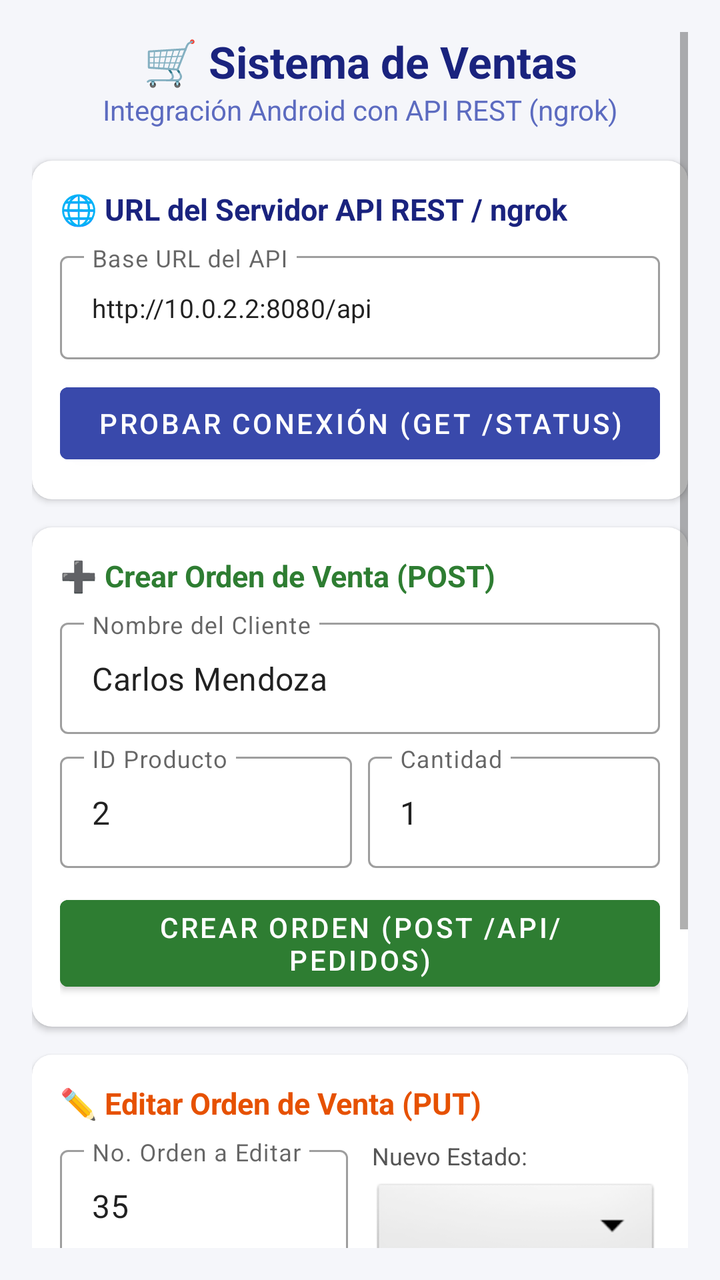
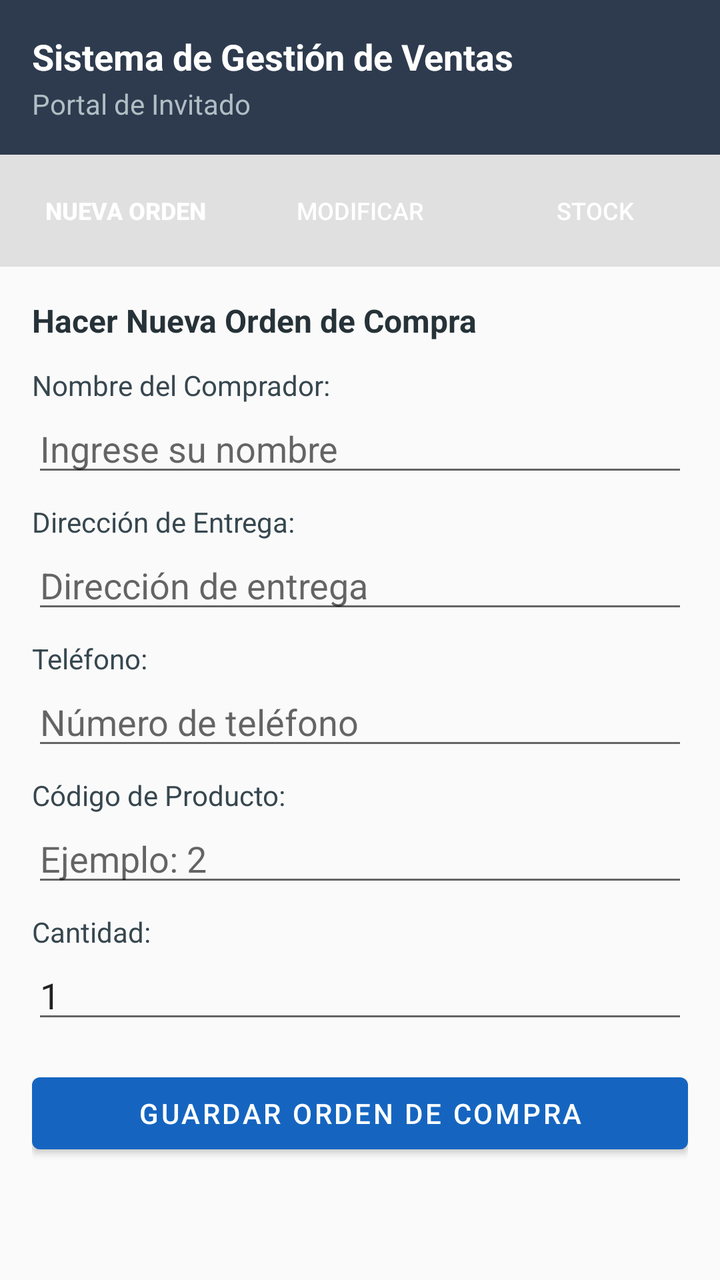

Before-and-after screenshots of an Android layout around one commit, followed by the original layout XML and the change that was made.
<!-- AndroidManifest.xml: application theme Theme.SistemaVentasMovil -->
<!-- res/layout/activity_main.xml -->
<?xml version="1.0" encoding="utf-8"?>
<ScrollView xmlns:android="http://schemas.android.com/apk/res/android"
    xmlns:app="http://schemas.android.com/apk/res-auto"
    android:layout_width="match_parent"
    android:layout_height="match_parent"
    android:background="#F5F6FA"
    android:padding="16dp">

    <LinearLayout
        android:layout_width="match_parent"
        android:layout_height="wrap_content"
        android:orientation="vertical">

        
        <TextView
            android:layout_width="match_parent"
            android:layout_height="wrap_content"
            android:gravity="center"
            android:text="🛒 Sistema de Ventas"
            android:textColor="#1A237E"
            android:textSize="22sp"
            android:textStyle="bold" />

        <TextView
            android:layout_width="match_parent"
            android:layout_height="wrap_content"
            android:layout_marginBottom="16dp"
            android:gravity="center"
            android:text="Integración Android con API REST (ngrok)"
            android:textColor="#5C6BC0"
            android:textSize="14sp" />

        
        <com.google.android.material.card.MaterialCardView
            android:layout_width="match_parent"
            android:layout_height="wrap_content"
            android:layout_marginBottom="14dp"
            app:cardCornerRadius="10dp"
            app:cardElevation="2dp">

            <LinearLayout
                android:layout_width="match_parent"
                android:layout_height="wrap_content"
                android:orientation="vertical"
                android:padding="14dp">

                <TextView
                    android:layout_width="wrap_content"
                    android:layout_height="wrap_content"
                    android:text="🌐 URL del Servidor API REST / ngrok"
                    android:textColor="#1A237E"
                    android:textSize="15sp"
                    android:textStyle="bold" />

                <com.google.android.material.textfield.TextInputLayout
                    style="@style/Widget.MaterialComponents.TextInputLayout.OutlinedBox"
                    android:layout_width="match_parent"
                    android:layout_height="wrap_content"
                    android:layout_marginTop="8dp"
                    android:hint="Base URL del API">

                    <com.google.android.material.textfield.TextInputEditText
                        android:id="@+id/etUrlApi"
                        android:layout_width="match_parent"
                        android:layout_height="wrap_content"
                        android:inputType="textUri"
                        android:text="http://10.0.2.2:8080/api"
                        android:textSize="13sp" />

                </com.google.android.material.textfield.TextInputLayout>

                <Button
                    android:id="@+id/btnProbarConexion"
                    android:layout_width="match_parent"
                    android:layout_height="wrap_content"
                    android:layout_marginTop="8dp"
                    android:backgroundTint="#3949AB"
                    android:text="Probar Conexión (GET /status)" />

            </LinearLayout>

        </com.google.android.material.card.MaterialCardView>

        
        <com.google.android.material.card.MaterialCardView
            android:layout_width="match_parent"
            android:layout_height="wrap_content"
            android:layout_marginBottom="14dp"
            app:cardCornerRadius="10dp"
            app:cardElevation="2dp">

            <LinearLayout
                android:layout_width="match_parent"
                android:layout_height="wrap_content"
                android:orientation="vertical"
                android:padding="14dp">

                <TextView
                    android:layout_width="wrap_content"
                    android:layout_height="wrap_content"
                    android:text="➕ Crear Orden de Venta (POST)"
                    android:textColor="#2E7D32"
                    android:textSize="15sp"
                    android:textStyle="bold" />

                <com.google.android.material.textfield.TextInputLayout
                    style="@style/Widget.MaterialComponents.TextInputLayout.OutlinedBox"
                    android:layout_width="match_parent"
                    android:layout_height="wrap_content"
                    android:layout_marginTop="8dp"
                    android:hint="Nombre del Cliente">

                    <com.google.android.material.textfield.TextInputEditText
                        android:id="@+id/etNombreCliente"
                        android:layout_width="match_parent"
                        android:layout_height="wrap_content"
                        android:inputType="textPersonName"
                        android:text="Carlos Mendoza" />

                </com.google.android.material.textfield.TextInputLayout>

                <LinearLayout
                    android:layout_width="match_parent"
                    android:layout_height="wrap_content"
                    android:layout_marginTop="6dp"
                    android:orientation="horizontal">

                    <com.google.android.material.textfield.TextInputLayout
                        style="@style/Widget.MaterialComponents.TextInputLayout.OutlinedBox"
                        android:layout_width="0dp"
                        android:layout_height="wrap_content"
                        android:layout_marginEnd="4dp"
                        android:layout_weight="1"
                        android:hint="ID Producto">

                        <com.google.android.material.textfield.TextInputEditText
                            android:id="@+id/etProductoId"
                            android:layout_width="match_parent"
                            android:layout_height="wrap_content"
                            android:inputType="number"
                            android:text="2" />

                    </com.google.android.material.textfield.TextInputLayout>

                    <com.google.android.material.textfield.TextInputLayout
                        style="@style/Widget.MaterialComponents.TextInputLayout.OutlinedBox"
                        android:layout_width="0dp"
                        android:layout_height="wrap_content"
                        android:layout_marginStart="4dp"
                        android:layout_weight="1"
                        android:hint="Cantidad">

                        <com.google.android.material.textfield.TextInputEditText
                            android:id="@+id/etCantidad"
                            android:layout_width="match_parent"
                            android:layout_height="wrap_content"
                            android:inputType="number"
                            android:text="1" />

                    </com.google.android.material.textfield.TextInputLayout>

                </LinearLayout>

                <Button
                    android:id="@+id/btnCrearOrden"
                    android:layout_width="match_parent"
                    android:layout_height="wrap_content"
                    android:layout_marginTop="10dp"
                    android:backgroundTint="#2E7D32"
                    android:text="Crear Orden (POST /api/pedidos)" />

            </LinearLayout>

        </com.google.android.material.card.MaterialCardView>

        
        <com.google.android.material.card.MaterialCardView
            android:layout_width="match_parent"
            android:layout_height="wrap_content"
            android:layout_marginBottom="14dp"
            app:cardCornerRadius="10dp"
            app:cardElevation="2dp">

            <LinearLayout
                android:layout_width="match_parent"
                android:layout_height="wrap_content"
                android:orientation="vertical"
                android:padding="14dp">

                <TextView
                    android:layout_width="wrap_content"
                    android:layout_height="wrap_content"
                    android:text="✏️ Editar Orden de Venta (PUT)"
                    android:textColor="#E65100"
                    android:textSize="15sp"
                    android:textStyle="bold" />

                <LinearLayout
                    android:layout_width="match_parent"
                    android:layout_height="wrap_content"
                    android:layout_marginTop="8dp"
                    android:orientation="horizontal">

                    <com.google.android.material.textfield.TextInputLayout
                        style="@style/Widget.MaterialComponents.TextInputLayout.OutlinedBox"
                        android:layout_width="0dp"
                        android:layout_height="wrap_content"
                        android:layout_marginEnd="6dp"
                        android:layout_weight="1"
                        android:hint="No. Orden a Editar">

                        <com.google.android.material.textfield.TextInputEditText
                            android:id="@+id/etIdOrdenEditar"
                            android:layout_width="match_parent"
                            android:layout_height="wrap_content"
                            android:inputType="number"
                            android:text="35" />

                    </com.google.android.material.textfield.TextInputLayout>

                    <LinearLayout
                        android:layout_width="0dp"
                        android:layout_height="wrap_content"
                        android:layout_marginStart="6dp"
                        android:layout_weight="1"
                        android:orientation="vertical">

                        <TextView
                            android:layout_width="wrap_content"
                            android:layout_height="wrap_content"
                            android:text="Nuevo Estado:"
                            android:textColor="#555"
                            android:textSize="12sp" />

                        <Spinner
                            android:id="@+id/spNuevoEstado"
                            android:layout_width="match_parent"
                            android:layout_height="48dp"
                            android:layout_marginTop="4dp"
                            android:background="@android:drawable/btn_dropdown" />

                    </LinearLayout>

                </LinearLayout>

                <Button
                    android:id="@+id/btnEditarOrden"
                    android:layout_width="match_parent"
                    android:layout_height="wrap_content"
                    android:layout_marginTop="10dp"
                    android:backgroundTint="#E65100"
                    android:text="Actualizar Orden (PUT /api/pedidos/{id})" />

            </LinearLayout>

        </com.google.android.material.card.MaterialCardView>

        
        <com.google.android.material.card.MaterialCardView
            android:layout_width="match_parent"
            android:layout_height="wrap_content"
            android:layout_marginBottom="24dp"
            app:cardCornerRadius="10dp"
            app:cardElevation="2dp">

            <LinearLayout
                android:layout_width="match_parent"
                android:layout_height="wrap_content"
                android:orientation="vertical"
                android:padding="14dp">

                <TextView
                    android:layout_width="wrap_content"
                    android:layout_height="wrap_content"
                    android:text="📩 Respuesta del Servidor API REST:"
                    android:textColor="#37474F"
                    android:textSize="14sp"
                    android:textStyle="bold" />

                <TextView
                    android:id="@+id/tvRespuestaApi"
                    android:layout_width="match_parent"
                    android:layout_height="wrap_content"
                    android:layout_marginTop="8dp"
                    android:background="#ECEFF1"
                    android:padding="12dp"
                    android:text="Presiona un botón para interactuar con la API REST..."
                    android:textColor="#263238"
                    android:textSize="13sp"
                    android:typeface="monospace" />

            </LinearLayout>

        </com.google.android.material.card.MaterialCardView>

    </LinearLayout>

</ScrollView>
<!-- resources referenced by this layout -->
<resources>
  <style name="Theme.SistemaVentasMovil" parent="Theme.MaterialComponents.DayNight.DarkActionBar">
          <item name="colorPrimary">@color/primary</item>
          <item name="colorPrimaryVariant">@color/primary_dark</item>
          <item name="colorOnPrimary">@color/surface</item>
          <item name="colorSecondary">@color/accent</item>
          <item name="android:statusBarColor">?attr/colorPrimaryVariant</item>
      </style>
  <color name="primary">#1565C0</color>
  <color name="primary_dark">#0D47A1</color>
  <color name="surface">#FFFFFF</color>
  <color name="accent">#00BCD4</color>
</resources>

<!-- the commit's change to res/layout/activity_main.xml (unified diff, before → after) -->
@@ -1,298 +1,277 @@
 <?xml version="1.0" encoding="utf-8"?>
-<ScrollView xmlns:android="http://schemas.android.com/apk/res/android"
-    xmlns:app="http://schemas.android.com/apk/res-auto"
+<LinearLayout xmlns:android="http://schemas.android.com/apk/res/android"
     android:layout_width="match_parent"
     android:layout_height="match_parent"
-    android:background="#F5F6FA"
-    android:padding="16dp">
-
+    android:orientation="vertical"
+    android:background="#FAFAFA">
+
+    
     <LinearLayout
         android:layout_width="match_parent"
         android:layout_height="wrap_content"
-        android:orientation="vertical">
-
-        
+        android:orientation="vertical"
+        android:background="#2E3B4E"
+        android:padding="16dp">
+
         <TextView
+            android:layout_width="wrap_content"
+            android:layout_height="wrap_content"
+            android:text="Sistema de Gestión de Ventas"
+            android:textColor="#FFFFFF"
+            android:textSize="18sp"
+            android:textStyle="bold" />
+
+        <TextView
+            android:layout_width="wrap_content"
+            android:layout_height="wrap_content"
+            android:layout_marginTop="2dp"
+            android:text="Portal de Invitado"
+            android:textColor="#B0BEC5"
+            android:textSize="14sp" />
+
+    </LinearLayout>
+
+    
+    <LinearLayout
+        android:layout_width="match_parent"
+        android:layout_height="wrap_content"
+        android:orientation="horizontal"
+        android:background="#E0E0E0"
+        android:padding="4dp">
+
+        <Button
+            android:id="@+id/btnMenuNuevaOrden"
+            style="?android:attr/borderlessButtonStyle"
+            android:layout_width="0dp"
+            android:layout_height="wrap_content"
+            android:layout_weight="1"
+            android:text="Nueva Orden"
+            android:textSize="12sp"
+            android:textStyle="bold" />
+
+        <Button
+            android:id="@+id/btnMenuModificar"
+            style="?android:attr/borderlessButtonStyle"
+            android:layout_width="0dp"
+            android:layout_height="wrap_content"
+            android:layout_weight="1"
+            android:text="Modificar"
+            android:textSize="12sp" />
+
+        <Button
+            android:id="@+id/btnMenuStock"
+            style="?android:attr/borderlessButtonStyle"
+            android:layout_width="0dp"
+            android:layout_height="wrap_content"
+            android:layout_weight="1"
+            android:text="Stock"
+            android:textSize="12sp" />
+
+    </LinearLayout>
+
+    
+    <ScrollView
+        android:layout_width="match_parent"
+        android:layout_height="match_parent"
+        android:padding="16dp">
+
+        <LinearLayout
             android:layout_width="match_parent"
             android:layout_height="wrap_content"
-            android:gravity="center"
-            android:text="🛒 Sistema de Ventas"
-            android:textColor="#1A237E"
-            android:textSize="22sp"
-            android:textStyle="bold" />
-
-        <TextView
-            android:layout_width="match_parent"
-            android:layout_height="wrap_content"
-            android:layout_marginBottom="16dp"
-            android:gravity="center"
-            android:text="Integración Android con API REST (ngrok)"
-            android:textColor="#5C6BC0"
-            android:textSize="14sp" />
-
-        
-        <com.google.android.material.card.MaterialCardView
-            android:layout_width="match_parent"
-            android:layout_height="wrap_content"
-            android:layout_marginBottom="14dp"
-            app:cardCornerRadius="10dp"
-            app:cardElevation="2dp">
-
+            android:orientation="vertical">
+
+            
+            
+            
             <LinearLayout
+                android:id="@+id/panelNuevaOrden"
                 android:layout_width="match_parent"
                 android:layout_height="wrap_content"
                 android:orientation="vertical"
-                android:padding="14dp">
-
-                <TextView
-                    android:layout_width="wrap_content"
-                    android:layout_height="wrap_content"
-                    android:text="🌐 URL del Servidor API REST / ngrok"
-                    android:textColor="#1A237E"
-                    android:textSize="15sp"
+                android:visibility="visible">
+
+                <TextView
+                    android:layout_width="wrap_content"
+                    android:layout_height="wrap_content"
+                    android:text="Hacer Nueva Orden de Compra"
+                    android:textColor="#263238"
+                    android:textSize="16sp"
                     android:textStyle="bold" />
 
-                <com.google.android.material.textfield.TextInputLayout
-                    style="@style/Widget.MaterialComponents.TextInputLayout.OutlinedBox"
-                    android:layout_width="match_parent"
-                    android:layout_height="wrap_content"
-                    android:layout_marginTop="8dp"
-                    android:hint="Base URL del API">
-
-                    <com.google.android.material.textfield.TextInputEditText
-                        android:id="@+id/etUrlApi"
-                        android:layout_width="match_parent"
-                        android:layout_height="wrap_content"
-                        android:inputType="textUri"
-                        android:text="http://10.0.2.2:8080/api"
-                        android:textSize="13sp" />
-
-                </com.google.android.material.textfield.TextInputLayout>
+                <TextView
+                    android:layout_width="wrap_content"
+                    android:layout_height="wrap_content"
+                    android:layout_marginTop="12dp"
+                    android:text="Nombre del Comprador:"
+                    android:textColor="#37474F" />
+
+                <EditText
+                    android:id="@+id/txtNombre"
+                    android:layout_width="match_parent"
+                    android:layout_height="wrap_content"
+                    android:hint="Ingrese su nombre"
+                    android:inputType="textPersonName" />
+
+                <TextView
+                    android:layout_width="wrap_content"
+                    android:layout_height="wrap_content"
+                    android:layout_marginTop="8dp"
+                    android:text="Dirección de Entrega:"
+                    android:textColor="#37474F" />
+
+                <EditText
+                    android:id="@+id/txtDireccion"
+                    android:layout_width="match_parent"
+                    android:layout_height="wrap_content"
+                    android:hint="Dirección de entrega"
+                    android:inputType="textPostalAddress" />
+
+                <TextView
+                    android:layout_width="wrap_content"
+                    android:layout_height="wrap_content"
+                    android:layout_marginTop="8dp"
+                    android:text="Teléfono:"
+                    android:textColor="#37474F" />
+
+                <EditText
+                    android:id="@+id/txtTelefono"
+                    android:layout_width="match_parent"
+                    android:layout_height="wrap_content"
+                    android:hint="Número de teléfono"
+                    android:inputType="phone" />
+
+                <TextView
+                    android:layout_width="wrap_content"
+                    android:layout_height="wrap_content"
+                    android:layout_marginTop="8dp"
+                    android:text="Código de Producto:"
+                    android:textColor="#37474F" />
+
+                <EditText
+                    android:id="@+id/txtProductoId"
+                    android:layout_width="match_parent"
+                    android:layout_height="wrap_content"
+                    android:hint="Ejemplo: 2"
+                    android:inputType="number" />
+
+                <TextView
+                    android:layout_width="wrap_content"
+                    android:layout_height="wrap_content"
+                    android:layout_marginTop="8dp"
+                    android:text="Cantidad:"
+                    android:textColor="#37474F" />
+
+                <EditText
+                    android:id="@+id/txtCantidad"
+                    android:layout_width="match_parent"
+                    android:layout_height="wrap_content"
+                    android:hint="Cantidad a solicitar"
+                    android:inputType="number"
+                    android:text="1" />
 
                 <Button
-                    android:id="@+id/btnProbarConexion"
-                    android:layout_width="match_parent"
-                    android:layout_height="wrap_content"
-                    android:layout_marginTop="8dp"
-                    android:backgroundTint="#3949AB"
-                    android:text="Probar Conexión (GET /status)" />
+                    android:id="@+id/btnGuardarOrden"
+                    android:layout_width="match_parent"
+                    android:layout_height="wrap_content"
+                    android:layout_marginTop="16dp"
+                    android:text="Guardar Orden de Compra" />
 
             </LinearLayout>
 
-        </com.google.android.material.card.MaterialCardView>
-
-        
-        <com.google.android.material.card.MaterialCardView
-            android:layout_width="match_parent"
-            android:layout_height="wrap_content"
-            android:layout_marginBottom="14dp"
-            app:cardCornerRadius="10dp"
-            app:cardElevation="2dp">
-
+            
+            
+            
             <LinearLayout
+                android:id="@+id/panelModificarOrden"
                 android:layout_width="match_parent"
                 android:layout_height="wrap_content"
                 android:orientation="vertical"
-                android:padding="14dp">
-
-                <TextView
-                    android:layout_width="wrap_content"
-                    android:layout_height="wrap_content"
-                    android:text="➕ Crear Orden de Venta (POST)"
-                    android:textColor="#2E7D32"
-                    android:textSize="15sp"
+                android:visibility="gone">
+
+                <TextView
+                    android:layout_width="wrap_content"
+                    android:layout_height="wrap_content"
+                    android:text="Modificar Orden de Compra"
+                    android:textColor="#263238"
+                    android:textSize="16sp"
                     android:textStyle="bold" />
 
-                <com.google.android.material.textfield.TextInputLayout
-                    style="@style/Widget.MaterialComponents.TextInputLayout.OutlinedBox"
-                    android:layout_width="match_parent"
-                    android:layout_height="wrap_content"
-                    android:layout_marginTop="8dp"
-                    android:hint="Nombre del Cliente">
-
-                    <com.google.android.material.textfield.TextInputEditText
-                        android:id="@+id/etNombreCliente"
-                        android:layout_width="match_parent"
-                        android:layout_height="wrap_content"
-                        android:inputType="textPersonName"
-                        android:text="Carlos Mendoza" />
-
-                </com.google.android.material.textfield.TextInputLayout>
-
-                <LinearLayout
-                    android:layout_width="match_parent"
-                    android:layout_height="wrap_content"
-                    android:layout_marginTop="6dp"
-                    android:orientation="horizontal">
-
-                    <com.google.android.material.textfield.TextInputLayout
-                        style="@style/Widget.MaterialComponents.TextInputLayout.OutlinedBox"
-                        android:layout_width="0dp"
-                        android:layout_height="wrap_content"
-                        android:layout_marginEnd="4dp"
-                        android:layout_weight="1"
-                        android:hint="ID Producto">
-
-                        <com.google.android.material.textfield.TextInputEditText
-                            android:id="@+id/etProductoId"
-                            android:layout_width="match_parent"
-                            android:layout_height="wrap_content"
-                            android:inputType="number"
-                            android:text="2" />
-
-                    </com.google.android.material.textfield.TextInputLayout>
-
-                    <com.google.android.material.textfield.TextInputLayout
-                        style="@style/Widget.MaterialComponents.TextInputLayout.OutlinedBox"
-                        android:layout_width="0dp"
-                        android:layout_height="wrap_content"
-                        android:layout_marginStart="4dp"
-                        android:layout_weight="1"
-                        android:hint="Cantidad">
-
-                        <com.google.android.material.textfield.TextInputEditText
-                            android:id="@+id/etCantidad"
-                            android:layout_width="match_parent"
-                            android:layout_height="wrap_content"
-                            android:inputType="number"
-                            android:text="1" />
-
-                    </com.google.android.material.textfield.TextInputLayout>
-
-                </LinearLayout>
+                <TextView
+                    android:layout_width="wrap_content"
+                    android:layout_height="wrap_content"
+                    android:layout_marginTop="12dp"
+                    android:text="No. de Orden:"
+                    android:textColor="#37474F" />
+
+                <EditText
+                    android:id="@+id/txtModificarId"
+                    android:layout_width="match_parent"
+                    android:layout_height="wrap_content"
+                    android:hint="Ingrese el ID de la orden"
+                    android:inputType="number" />
+
+                <TextView
+                    android:layout_width="wrap_content"
+                    android:layout_height="wrap_content"
+                    android:layout_marginTop="8dp"
+                    android:text="Estado:"
+                    android:textColor="#37474F" />
+
+                <Spinner
+                    android:id="@+id/cmbEstado"
+                    android:layout_width="match_parent"
+                    android:layout_height="48dp"
+                    android:layout_marginTop="4dp" />
 
                 <Button
-                    android:id="@+id/btnCrearOrden"
-                    android:layout_width="match_parent"
-                    android:layout_height="wrap_content"
-                    android:layout_marginTop="10dp"
-                    android:backgroundTint="#2E7D32"
-                    android:text="Crear Orden (POST /api/pedidos)" />
+                    android:id="@+id/btnModificarOrden"
+                    android:layout_width="match_parent"
+                    android:layout_height="wrap_content"
+                    android:layout_marginTop="16dp"
+                    android:text="Actualizar Orden" />
 
             </LinearLayout>
 
-        </com.google.android.material.card.MaterialCardView>
-
-        
-        <com.google.android.material.card.MaterialCardView
-            android:layout_width="match_parent"
-            android:layout_height="wrap_content"
-            android:layout_marginBottom="14dp"
-            app:cardCornerRadius="10dp"
-            app:cardElevation="2dp">
-
+            
+            
+            
             <LinearLayout
+                android:id="@+id/panelStock"
                 android:layout_width="match_parent"
                 android:layout_height="wrap_content"
                 android:orientation="vertical"
-                android:padding="14dp">
-
-                <TextView
-                    android:layout_width="wrap_content"
-                    android:layout_height="wrap_content"
-                    android:text="✏️ Editar Orden de Venta (PUT)"
-                    android:textColor="#E65100"
-                    android:textSize="15sp"
+                android:visibility="gone">
+
+                <TextView
+                    android:layout_width="wrap_content"
+                    android:layout_height="wrap_content"
+                    android:text="Stock de Productos"
+                    android:textColor="#263238"
+                    android:textSize="16sp"
                     android:textStyle="bold" />
 
-                <LinearLayout
-                    android:layout_width="match_parent"
-                    android:layout_height="wrap_content"
-                    android:layout_marginTop="8dp"
-                    android:orientation="horizontal">
-
-                    <com.google.android.material.textfield.TextInputLayout
-                        style="@style/Widget.MaterialComponents.TextInputLayout.OutlinedBox"
-                        android:layout_width="0dp"
-                        android:layout_height="wrap_content"
-                        android:layout_marginEnd="6dp"
-                        android:layout_weight="1"
-                        android:hint="No. Orden a Editar">
-
-                        <com.google.android.material.textfield.TextInputEditText
-                            android:id="@+id/etIdOrdenEditar"
-                            android:layout_width="match_parent"
-                            android:layout_height="wrap_content"
-                            android:inputType="number"
-                            android:text="35" />
-
-                    </com.google.android.material.textfield.TextInputLayout>
-
-                    <LinearLayout
-                        android:layout_width="0dp"
-                        android:layout_height="wrap_content"
-                        android:layout_marginStart="6dp"
-                        android:layout_weight="1"
-                        android:orientation="vertical">
-
-                        <TextView
-                            android:layout_width="wrap_content"
-                            android:layout_height="wrap_content"
-                            android:text="Nuevo Estado:"
-                            android:textColor="#555"
-                            android:textSize="12sp" />
-
-                        <Spinner
-                            android:id="@+id/spNuevoEstado"
-                            android:layout_width="match_parent"
-                            android:layout_height="48dp"
-                            android:layout_marginTop="4dp"
-                            android:background="@android:drawable/btn_dropdown" />
-
-                    </LinearLayout>
-
-                </LinearLayout>
-
                 <Button
-                    android:id="@+id/btnEditarOrden"
-                    android:layout_width="match_parent"
-                    android:layout_height="wrap_content"
-                    android:layout_marginTop="10dp"
-                    android:backgroundTint="#E65100"
-                    android:text="Actualizar Orden (PUT /api/pedidos/{id})" />
-
-            </LinearLayout>
-
-        </com.google.android.material.card.MaterialCardView>
-
-        
-        <com.google.android.material.card.MaterialCardView
-            android:layout_width="match_parent"
-            android:layout_height="wrap_content"
-            android:layout_marginBottom="24dp"
-            app:cardCornerRadius="10dp"
-            app:cardElevation="2dp">
-
-            <LinearLayout
-                android:layout_width="match_parent"
-                android:layout_height="wrap_content"
-                android:orientation="vertical"
-                android:padding="14dp">
-
-                <TextView
-                    android:layout_width="wrap_content"
-                    android:layout_height="wrap_content"
-                    android:text="📩 Respuesta del Servidor API REST:"
-                    android:textColor="#37474F"
-                    android:textSize="14sp"
-                    android:textStyle="bold" />
-
-                <TextView
-                    android:id="@+id/tvRespuestaApi"
-                    android:layout_width="match_parent"
-                    android:layout_height="wrap_content"
-                    android:layout_marginTop="8dp"
+                    android:id="@+id/btnConsultarStock"
+                    android:layout_width="match_parent"
+                    android:layout_height="wrap_content"
+                    android:layout_marginTop="12dp"
+                    android:text="Consultar Disponibilidad de Stock" />
+
+                <TextView
+                    android:id="@+id/txtResultadoStock"
+                    android:layout_width="match_parent"
+                    android:layout_height="wrap_content"
+                    android:layout_marginTop="12dp"
                     android:background="#ECEFF1"
                     android:padding="12dp"
-                    android:text="Presiona un botón para interactuar con la API REST..."
-                    android:textColor="#263238"
-                    android:textSize="13sp"
-                    android:typeface="monospace" />
+                    android:text="Presione el botón para consultar el inventario."
+                    android:textColor="#37474F"
+                    android:textSize="13sp" />
 
             </LinearLayout>
 
-        </com.google.android.material.card.MaterialCardView>
-
-    </LinearLayout>
-
-</ScrollView>
+        </LinearLayout>
+
+    </ScrollView>
+
+</LinearLayout>
